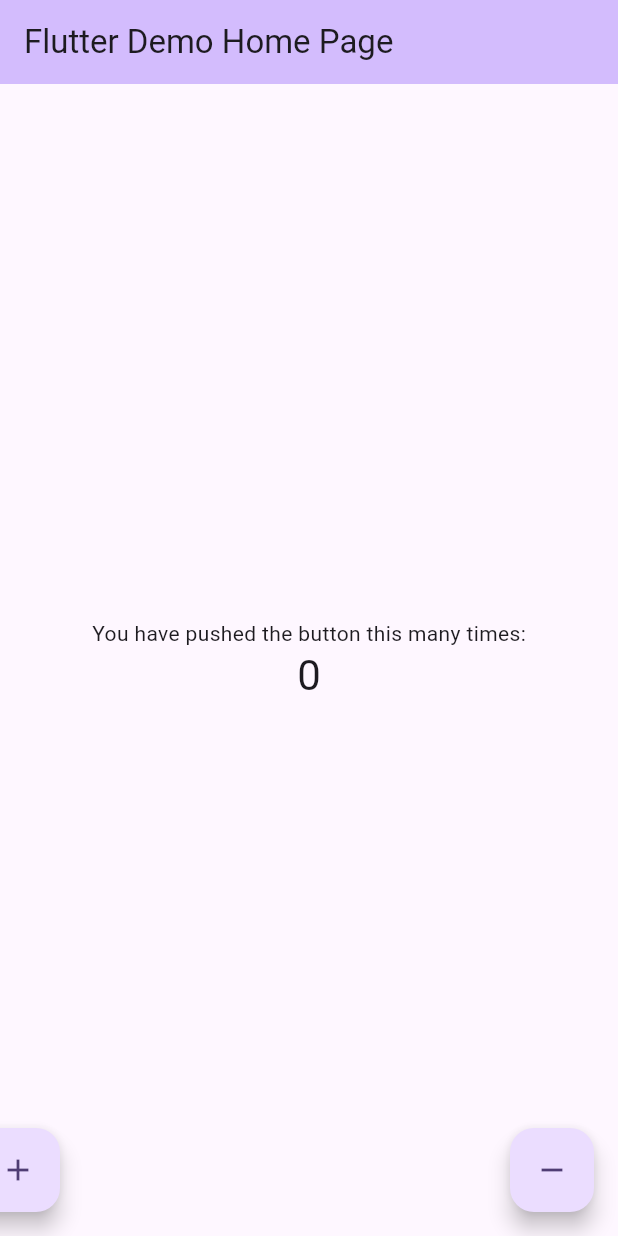
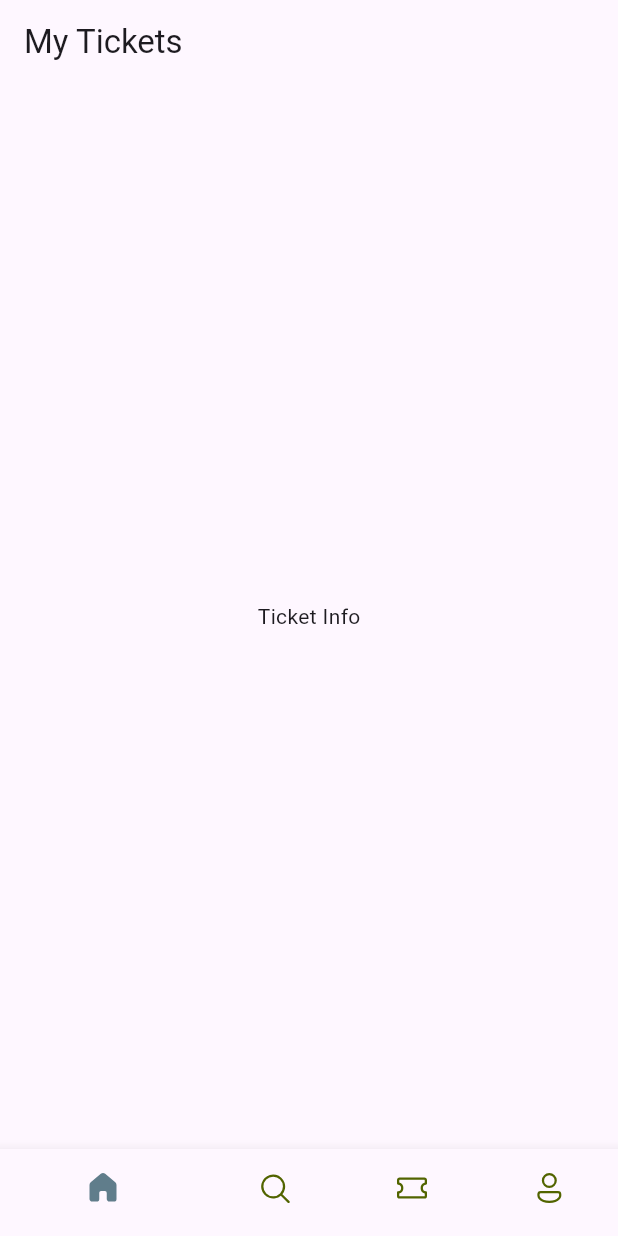
Before and after one commit to kyle-bdvl/flutter-app, a Flutter app: the screen it shows after launch, on a phone screen of 412 x 824 dp. Run offline on Flutter 3.47's test engine with Material 3 defaults, Android fonts, the phone set to English and light mode, and no system bars; our stand-ins replace fluentui_icons; missing offline and left inert: dart:ffi.

Commit message:
added some new icons and the bottom Nav bar

```diff
--- /dev/null
+++ b/lib/base/bottom_nav_bar.dart
@@ -0,0 +1,54 @@
+import 'package:fluentui_icons/fluentui_icons.dart';
+import 'package:flutter/cupertino.dart';
+import 'package:flutter/material.dart';
+
+class BottomNavbar extends StatefulWidget {
+  const BottomNavbar({Key? key}) : super(key: key);
+
+  @override
+  State<BottomNavbar> createState() => _BottomNavbarState();
+}
+
+class _BottomNavbarState extends State<BottomNavbar> {
+  final appScreens = [
+    const Text("Home"),
+    const Text("Search"),
+    const Text("Tickets"),
+    const Text("Profile"),
+  ];
+
+  @override
+  Widget build(BuildContext context) {
+    return Scaffold(
+      appBar: AppBar(title: Text("My Tickets")),
+      body: Center(child: Text("Ticket Info")),
+      bottomNavigationBar: BottomNavigationBar(
+        selectedItemColor: Colors.blueGrey,
+        unselectedItemColor: const Color(0xFF526400),
+        showSelectedLabels: false,
+        items: [
+          BottomNavigationBarItem(
+            icon: Icon(FluentSystemIcons.ic_fluent_home_regular),
+            activeIcon: Icon(FluentSystemIcons.ic_fluent_home_filled),
+            label: "Home",
+          ),
+          BottomNavigationBarItem(
+            icon: Icon(FluentSystemIcons.ic_fluent_search_regular),
+            activeIcon: Icon(FluentSystemIcons.ic_fluent_search_filled),
+            label: "Search",
+          ),
+          BottomNavigationBarItem(
+            icon: Icon(FluentSystemIcons.ic_fluent_ticket_regular),
+            activeIcon: Icon(FluentSystemIcons.ic_fluent_ticket_filled),
+            label: "Tickets",
+          ),
+          BottomNavigationBarItem(
+            icon: Icon(FluentSystemIcons.ic_fluent_person_regular),
+            activeIcon: Icon(FluentSystemIcons.ic_fluent_person_filled),
+            label: "Profile",
+          ),
+        ],
+      ),
+    ); // Or your actual layout
+  }
+}
--- a/lib/main.dart
+++ b/lib/main.dart
@@ -1,4 +1,5 @@
 import 'dart:ffi';
+import 'base/bottom_nav_bar.dart';
 
 import 'package:flutter/material.dart';
 
@@ -8,80 +9,14 @@ void main() {
 
 class MyApp extends StatelessWidget {
   const MyApp({super.key});
-
   // This widget is the root of your application.
   @override
   Widget build(BuildContext context) {
+    //
     return MaterialApp(
       title: 'Flutter Demo',
-      theme: ThemeData(
-        colorScheme: ColorScheme.fromSeed(seedColor: Colors.deepPurple),
-      ),
-      home: const MyHomePage(title: 'Flutter Demo Home Page'),
+      theme: ThemeData(),
+      home: BottomNavbar(),
     );
   }
 }
-
-class MyHomePage extends StatefulWidget {
-  const MyHomePage({super.key, required this.title});
-  final String title;
-
-  @override
-  State<MyHomePage> createState() => _MyHomePageState();
-}
-
-class _MyHomePageState extends State<MyHomePage> {
-  int _counter = 0;
-
-  void _incrementCounter() {
-    setState(() {
-      _counter++;
-      print("the changed value is $_counter");
-    });
-  }
-
-  void _decrementCounter() {
-    setState(() {
-      _counter--;
-      print("the changed value is $_counter");
-    });
-  }
-
-  @override
-  Widget build(BuildContext context) {
-    return Scaffold(
-      appBar: AppBar(
-        backgroundColor: Theme.of(context).colorScheme.inversePrimary,
-
-        title: Text(widget.title),
-      ),
-      body: Center(
-        child: Column(
-          mainAxisAlignment: MainAxisAlignment.center,
-          children: <Widget>[
-            const Text('You have pushed the button this many times:'),
-            Text(
-              '$_counter',
-              style: Theme.of(context).textTheme.headlineMedium,
-            ),
-          ],
-        ),
-      ),
-      floatingActionButton: Row(
-        mainAxisAlignment: MainAxisAlignment.spaceBetween,
-        children: [
-          FloatingActionButton(
-            onPressed: _incrementCounter,
-            tooltip: 'Increment',
-            child: const Icon(Icons.add),
-          ),
-          FloatingActionButton(
-            onPressed: _decrementCounter,
-            tooltip: 'Decrement',
-            child: const Icon(Icons.remove),
-          ),
-        ],
-      ),
-    );
-  }
-}
--- a/pubspec.yaml
+++ b/pubspec.yaml
@@ -34,6 +34,7 @@ dependencies:
   # The following adds the Cupertino Icons font to your application.
   # Use with the CupertinoIcons class for iOS style icons.
   cupertino_icons: ^1.0.8
+  fluentui_icons: ^1.0.0
 
 dev_dependencies:
   flutter_test:
```
Also changed, not shown: pubspec.lock.
